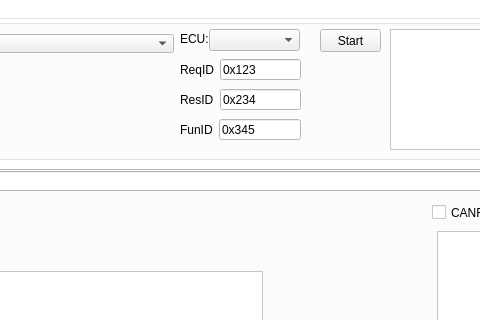
This is UDS_Client_UI.ui in YEZZESDXHN/UDS_Client as Qt 5 draws it before an edit; both pictures show x 130 to 610 and y 0 to 320 of the 725 by 517 pixel window. The edited form follows.
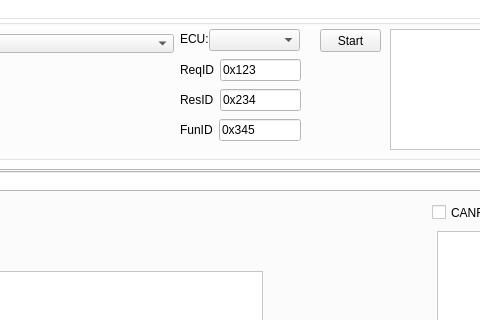
This is the edited form.

Commit message: 增加点击预先配置did列表，发送对应did

Patch:
```diff
--- a/UDS_Client_UI.ui
+++ b/UDS_Client_UI.ui
@@ -322,7 +322,7 @@
        <x>310</x>
        <y>40</y>
        <width>121</width>
-       <height>21</height>
+       <height>22</height>
       </rect>
      </property>
      <layout class="QHBoxLayout" name="horizontalLayout_3">
@@ -348,7 +348,7 @@
        <x>310</x>
        <y>70</y>
        <width>121</width>
-       <height>21</height>
+       <height>22</height>
       </rect>
      </property>
      <layout class="QHBoxLayout" name="horizontalLayout_4">
@@ -374,7 +374,7 @@
        <x>310</x>
        <y>100</y>
        <width>121</width>
-       <height>21</height>
+       <height>22</height>
       </rect>
      </property>
      <layout class="QHBoxLayout" name="horizontalLayout_5">
```
Left out of the diff: 5 changed lines with no effect on the pictures. The commit also changes 2 other files.
